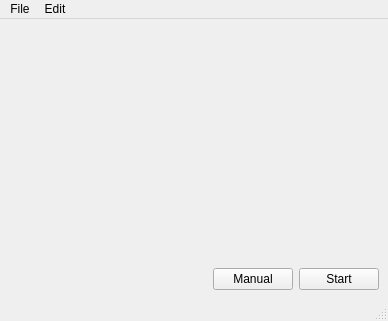
Before: the Qt Designer form Code/mainwindow.ui in jmigual/ETSEIB-deltaRobot, drawn with Qt 5.
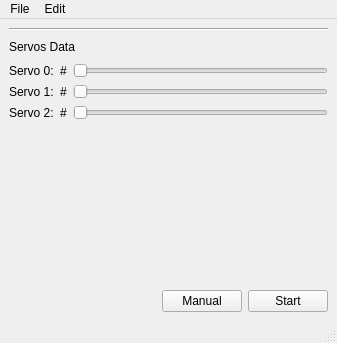
After: the same form once the commit is applied. Icons and pictures are not drawn.

```diff
--- a/Code/mainwindow.ui
+++ b/Code/mainwindow.ui
@@ -6,8 +6,8 @@
    <rect>
     <x>0</x>
     <y>0</y>
-    <width>388</width>
-    <height>321</height>
+    <width>337</width>
+    <height>343</height>
    </rect>
   </property>
   <property name="windowTitle">
@@ -29,6 +29,116 @@
       </item>
      </layout>
     </item>
+    <item>
+     <widget class="Line" name="line">
+      <property name="orientation">
+       <enum>Qt::Horizontal</enum>
+      </property>
+     </widget>
+    </item>
+    <item>
+     <layout class="QHBoxLayout" name="horizontalLayout_3">
+      <item>
+       <widget class="QLabel" name="label_4">
+        <property name="text">
+         <string>Servos Data</string>
+        </property>
+       </widget>
+      </item>
+      <item>
+       <spacer name="horizontalSpacer_3">
+        <property name="orientation">
+         <enum>Qt::Horizontal</enum>
+        </property>
+        <property name="sizeHint" stdset="0">
+         <size>
+          <width>40</width>
+          <height>20</height>
+         </size>
+        </property>
+       </spacer>
+      </item>
+     </layout>
+    </item>
+    <item>
+     <layout class="QFormLayout" name="formLayout">
+      <item row="0" column="0">
+       <widget class="QLabel" name="label">
+        <property name="text">
+         <string>Servo 0:</string>
+        </property>
+       </widget>
+      </item>
+      <item row="1" column="0">
+       <widget class="QLabel" name="label_2">
+        <property name="text">
+         <string>Servo 1:</string>
+        </property>
+       </widget>
+      </item>
+      <item row="2" column="0">
+       <widget class="QLabel" name="label_3">
+        <property name="text">
+         <string>Servo 2:</string>
+        </property>
+       </widget>
+      </item>
+      <item row="0" column="1">
+       <layout class="QHBoxLayout" name="horizontalLayout_2">
+        <item>
+         <widget class="QLabel" name="servo0">
+          <property name="text">
+           <string>#</string>
+          </property>
+         </widget>
+        </item>
+        <item>
+         <widget class="QSlider" name="servo0S">
+          <property name="orientation">
+           <enum>Qt::Horizontal</enum>
+          </property>
+         </widget>
+        </item>
+       </layout>
+      </item>
+      <item row="1" column="1">
+       <layout class="QHBoxLayout" name="horizontalLayout_4">
+        <item>
+         <widget class="QLabel" name="servo1">
+          <property name="text">
+           <string>#</string>
+          </property>
+         </widget>
+        </item>
+        <item>
+         <widget class="QSlider" name="servo1S">
+          <property name="orientation">
+           <enum>Qt::Horizontal</enum>
+          </property>
+         </widget>
+        </item>
+       </layout>
+      </item>
+      <item row="2" column="1">
+       <layout class="QHBoxLayout" name="horizontalLayout_5">
+        <item>
+         <widget class="QLabel" name="servo2">
+          <property name="text">
+           <string>#</string>
+          </property>
+         </widget>
+        </item>
+        <item>
+         <widget class="QSlider" name="servo2S">
+          <property name="orientation">
+           <enum>Qt::Horizontal</enum>
+          </property>
+         </widget>
+        </item>
+       </layout>
+      </item>
+     </layout>
+    </item>
     <item>
      <spacer name="verticalSpacer">
       <property name="orientation">
@@ -80,7 +190,7 @@
     <rect>
      <x>0</x>
      <y>0</y>
-     <width>388</width>
+     <width>337</width>
      <height>21</height>
     </rect>
    </property>
```
